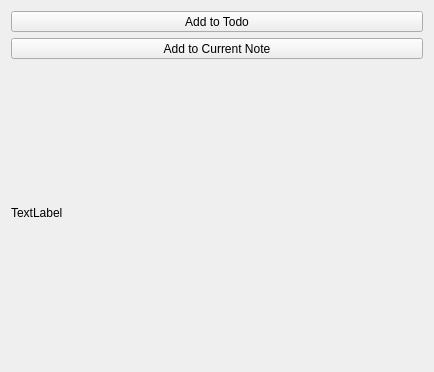
Above: src/Comm/ReceiveShare.ui from ic005k/Knot-Legacy before the change. Below: the same form after it.
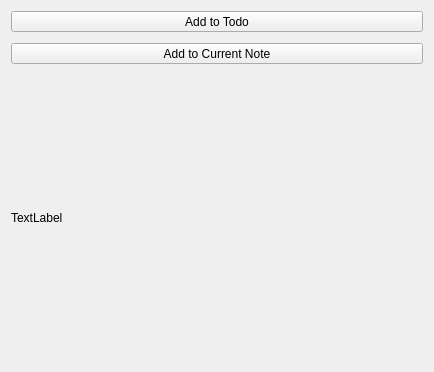
That is the form after the change.

Diff of the .ui file:
```diff
--- a/src/Comm/ReceiveShare.ui
+++ b/src/Comm/ReceiveShare.ui
@@ -14,6 +14,9 @@
    <string/>
   </property>
   <layout class="QVBoxLayout" name="verticalLayout">
+   <property name="spacing">
+    <number>11</number>
+   </property>
    <item>
     <widget class="QToolButton" name="btnAddToTodo">
      <property name="sizePolicy">
```
